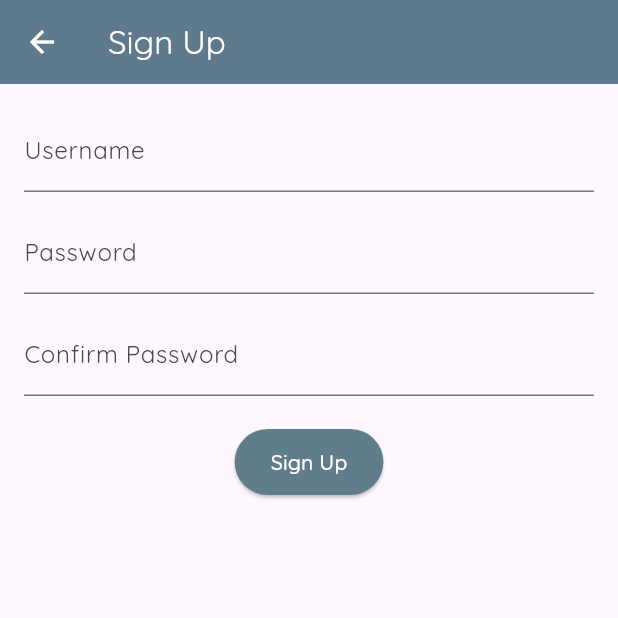
After one commit to charan4112/personel_finance_manager, a Flutter app: the screen it shows after launch, after a tap on "Sign Up", on a phone screen of 412 x 824 dp, the top half of it. The commit adds this screen. Run offline on Flutter 3.47's test engine with Material 3 defaults, Android fonts, the light colour scheme and no system bars.

Commit message:
Added login and signup screens with routing and navigation from welcome page

```diff
--- a/lib/main.dart
+++ b/lib/main.dart
@@ -1,17 +1,15 @@
 import 'package:flutter/material.dart';
 
-// Pages
+// Page imports
 import 'pages/welcome_page.dart';
 import 'pages/auth/login_page.dart';
 import 'pages/auth/signup_page.dart';
-import 'pages/dashboard.dart';
-import 'pages/expense/expense_entry_page.dart'; // Newly added
+// You can replace this placeholder with the real dashboard when ready
+// import 'pages/dashboard.dart';
 
 void main() {
   runApp(const MyApp());
 }
-//sharu
-
 
 class MyApp extends StatelessWidget {
   const MyApp({super.key});
@@ -20,29 +18,29 @@ class MyApp extends StatelessWidget {
   Widget build(BuildContext context) {
     return MaterialApp(
       title: 'Personal Finance Manager',
+      debugShowCheckedModeBanner: false,
       theme: ThemeData(
+        primarySwatch: Colors.blueGrey,
         fontFamily: 'Quicksand',
-        primarySwatch: Colors.blueGrey,
-        scaffoldBackgroundColor: Colors.grey[100],
-        appBarTheme: AppBarTheme(
+        appBarTheme: const AppBarTheme(
           backgroundColor: Colors.blueGrey,
-          titleTextStyle: TextStyle(
-            fontSize: 20,
-            fontWeight: FontWeight.w600,
-            color: Colors.white,
-            fontFamily: 'Quicksand',
+          foregroundColor: Colors.white,
+          elevation: 2,
+        ),
+        elevatedButtonTheme: ElevatedButtonThemeData(
+          style: ElevatedButton.styleFrom(
+            backgroundColor: Colors.blueGrey,
+            foregroundColor: Colors.white,
+            padding: const EdgeInsets.symmetric(horizontal: 24, vertical: 12),
           ),
-          iconTheme: IconThemeData(color: Colors.white),
         ),
       ),
-      debugShowCheckedModeBanner: false,
       initialRoute: '/',
       routes: {
         '/': (context) => const WelcomePage(),
         '/login': (context) => const LoginPage(),
         '/signup': (context) => const SignupPage(),
-        '/dashboard': (context) => const Dashboard(),
-        '/add-expense': (context) => const ExpenseEntryPage(),
+        '/dashboard': (context) => const Placeholder(), // Replace with Dashboard later
       },
     );
   }
--- /dev/null
+++ b/lib/pages/auth/signup_page.dart
@@ -0,0 +1,39 @@
+import 'package:flutter/material.dart';
+
+class SignupPage extends StatelessWidget {
+  const SignupPage({super.key});
+
+  @override
+  Widget build(BuildContext context) {
+    return Scaffold(
+      appBar: AppBar(title: const Text('Sign Up')),
+      body: Padding(
+        padding: const EdgeInsets.all(16.0),
+        child: Column(
+          children: [
+            TextField(
+              decoration: const InputDecoration(labelText: 'Username'),
+            ),
+            const SizedBox(height: 12),
+            TextField(
+              obscureText: true,
+              decoration: const InputDecoration(labelText: 'Password'),
+            ),
+            const SizedBox(height: 12),
+            TextField(
+              obscureText: true,
+              decoration: const InputDecoration(labelText: 'Confirm Password'),
+            ),
+            const SizedBox(height: 20),
+            ElevatedButton(
+              onPressed: () {
+                Navigator.pushNamed(context, '/dashboard');
+              },
+              child: const Text('Sign Up'),
+            ),
+          ],
+        ),
+      ),
+    );
+  }
+}
--- /dev/null
+++ b/lib/pages/welcome_page.dart
@@ -0,0 +1,33 @@
+import 'package:flutter/material.dart';
+
+class WelcomePage extends StatelessWidget {
+  const WelcomePage({super.key});
+
+  @override
+  Widget build(BuildContext context) {
+    return Scaffold(
+      backgroundColor: Colors.blueGrey[50],
+      body: Center(
+        child: Column(
+          mainAxisAlignment: MainAxisAlignment.center,
+          children: [
+            const Text(
+              'Welcome to Personal Finance Manager',
+              style: TextStyle(fontSize: 24, fontWeight: FontWeight.bold),
+            ),
+            const SizedBox(height: 20),
+            ElevatedButton(
+              onPressed: () => Navigator.pushNamed(context, '/login'),
+              child: const Text('Login'),
+            ),
+            const SizedBox(height: 10),
+            ElevatedButton(
+              onPressed: () => Navigator.pushNamed(context, '/signup'),
+              child: const Text('Sign Up'),
+            ),
+          ],
+        ),
+      ),
+    );
+  }
+}
```
Also changed, not shown: lib/pages/auth/login_page.dart (added, +34 -0 lines).
